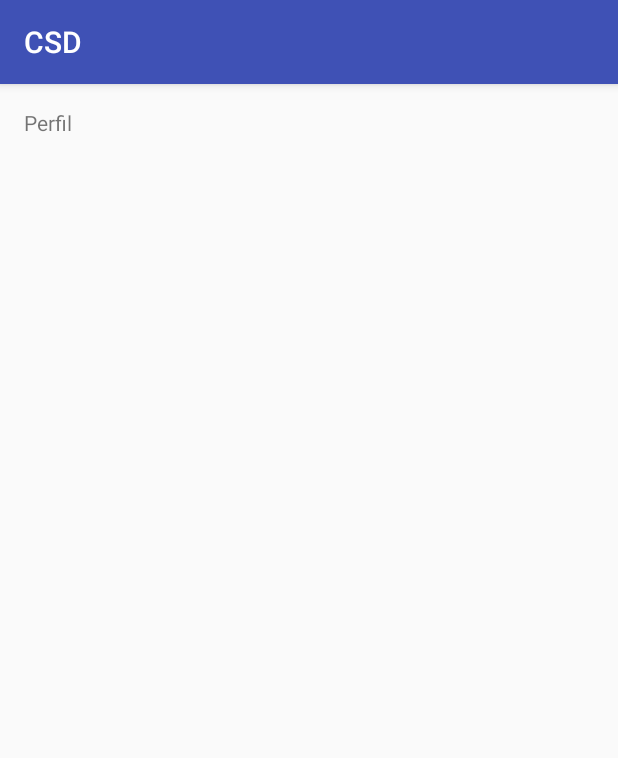
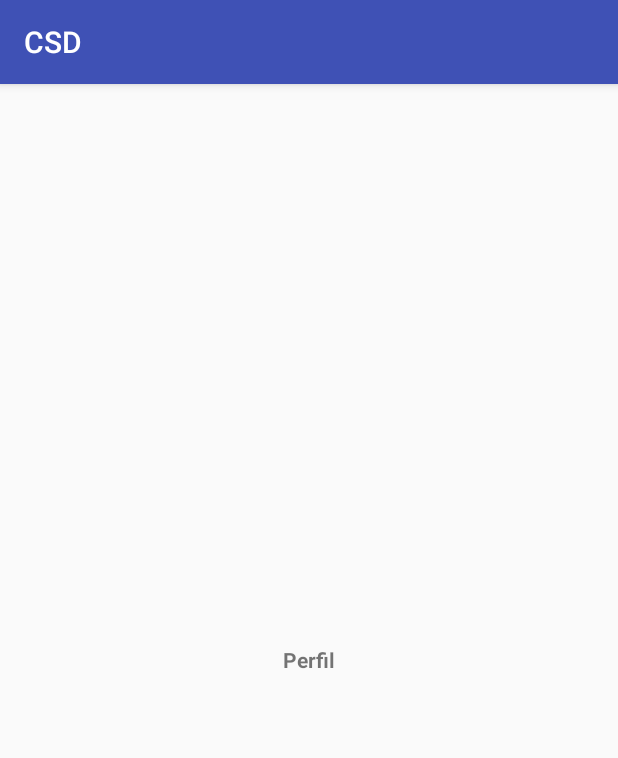
Before and after one commit to ahlp/catalog-android-client, an Android app: the screen it shows after launch (MainActivity), item 3 of the bottom bar chosen, on a phone screen of 412 x 824 dp. Shown: the top 758 px of the screen. Run offline under Robolectric (Android 15) with nearby library versions, the phone set to English and light mode, and no system bars.

Commit message:
creating fragments for screens

```diff
--- a/app/src/main/java/com/hnka/csd/MainActivity.java
+++ b/app/src/main/java/com/hnka/csd/MainActivity.java
@@ -5,11 +5,14 @@ import android.support.annotation.NonNull;
 import android.support.design.widget.BottomNavigationView;
 import android.support.v7.app.AppCompatActivity;
 import android.view.MenuItem;
-import android.widget.TextView;
+import android.support.v4.app.Fragment;
+import android.support.v4.app.FragmentManager;
+import android.support.v4.app.FragmentTransaction;
 
 public class MainActivity extends AppCompatActivity {
 
-    private TextView mTextMessage;
+    private Fragment fragment;
+    private FragmentManager fragmentManager;
 
     private BottomNavigationView.OnNavigationItemSelectedListener mOnNavigationItemSelectedListener
             = new BottomNavigationView.OnNavigationItemSelectedListener() {
@@ -18,16 +21,19 @@ public class MainActivity extends AppCompatActivity {
         public boolean onNavigationItemSelected(@NonNull MenuItem item) {
             switch (item.getItemId()) {
                 case R.id.navigation_home:
-                    mTextMessage.setText(R.string.title_home);
-                    return true;
+                    fragment = new HomeFragment();
+                    break;
                 case R.id.navigation_explore:
-                    mTextMessage.setText(R.string.title_explore);
-                    return true;
+                    fragment = new ExploreFragment();
+                    break;
                 case R.id.navigation_profile:
-                    mTextMessage.setText(R.string.title_profile);
-                    return true;
+                    fragment = new ProfileFragment();
+                    break;
             }
-            return false;
+
+            FragmentTransaction transaction = fragmentManager.beginTransaction();
+            transaction.replace(R.id.main_container, fragment).commit();
+            return true;
         }
     };
 
@@ -36,7 +42,7 @@ public class MainActivity extends AppCompatActivity {
         super.onCreate(savedInstanceState);
         setContentView(R.layout.activity_main);
 
-        mTextMessage = (TextView) findViewById(R.id.message);
+        fragmentManager = getSupportFragmentManager();
         BottomNavigationView navigation = (BottomNavigationView) findViewById(R.id.navigation);
         navigation.setOnNavigationItemSelectedListener(mOnNavigationItemSelectedListener);
     }
--- /dev/null
+++ b/app/src/main/java/com/hnka/csd/ProfileFragment.java
@@ -0,0 +1,15 @@
+package com.hnka.csd;
+
+import android.support.v4.app.Fragment;
+import android.os.Bundle;
+import android.view.LayoutInflater;
+import android.view.View;
+import android.view.ViewGroup;
+
+public class ProfileFragment extends Fragment {
+    public ProfileFragment() {};
+
+    public View onCreateView(LayoutInflater inflater, ViewGroup container, Bundle savedInstanceState) {
+        return inflater.inflate(R.layout.fragment_profile, container, false);
+    }
+}
--- a/app/src/main/res/layout/activity_main.xml
+++ b/app/src/main/res/layout/activity_main.xml
@@ -7,16 +7,13 @@
     android:layout_height="match_parent"
     tools:context=".MainActivity">
 
-    <TextView
-        android:id="@+id/message"
-        android:layout_width="wrap_content"
-        android:layout_height="wrap_content"
-        android:layout_marginLeft="@dimen/activity_horizontal_margin"
-        android:layout_marginStart="@dimen/activity_horizontal_margin"
-        android:layout_marginTop="@dimen/activity_vertical_margin"
-        android:text="@string/title_home"
-        app:layout_constraintLeft_toLeftOf="parent"
-        app:layout_constraintTop_toTopOf="parent" />
+    <FrameLayout
+        android:id="@+id/main_container"
+        android:layout_width="match_parent"
+        android:layout_height="match_parent"
+        android:layout_above="@+id/navigation"
+        android:layout_alignParentTop="true">
+    </FrameLayout>
 
     <android.support.design.widget.BottomNavigationView
         android:id="@+id/navigation"
--- /dev/null
+++ b/app/src/main/res/layout/fragment_profile.xml
@@ -0,0 +1,12 @@
+<FrameLayout xmlns:android="http://schemas.android.com/apk/res/android"
+    xmlns:tools="http://schemas.android.com/tools"
+    android:layout_width="match_parent"
+    android:layout_height="match_parent"
+    tools:context="com.hnka.csd.ProfileFragment">
+    <TextView
+        android:layout_width="wrap_content"
+        android:layout_height="wrap_content"
+        android:text="@string/title_profile"
+        android:textStyle="bold"
+        android:layout_gravity="center"/>
+</FrameLayout>
```
Also changed, not shown: app/build.gradle (+6 -5 lines), app/src/main/java/com/hnka/csd/ExploreFragment.java (added, +15 -0 lines), app/src/main/java/com/hnka/csd/HomeFragment.java (added, +15 -0 lines), app/src/main/res/layout/fragment_explore.xml (added, +12 -0 lines), app/src/main/res/layout/fragment_home.xml (added, +12 -0 lines).
